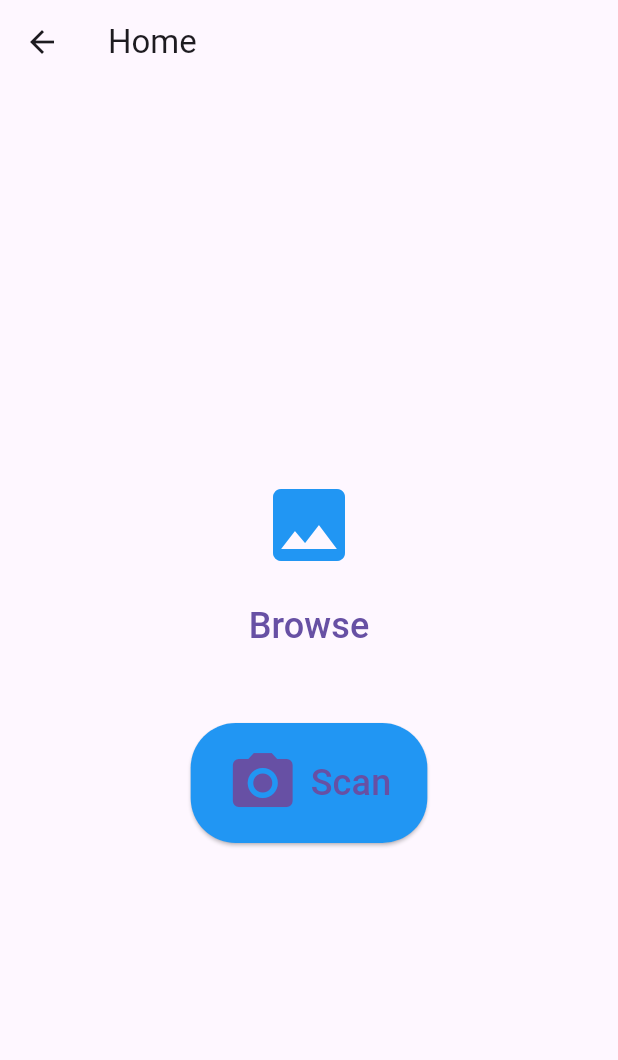
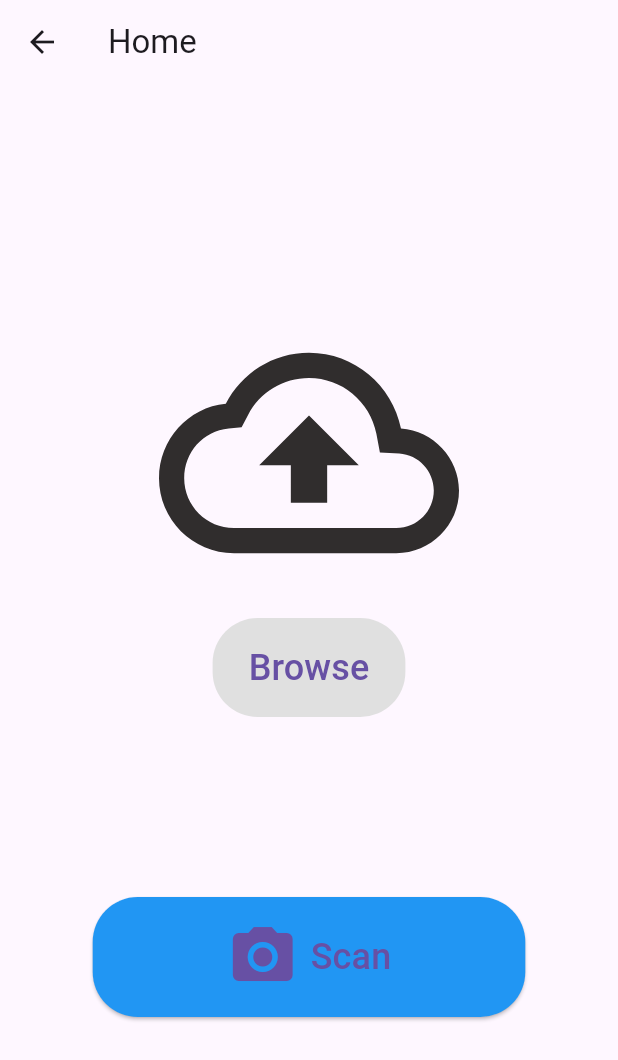
Before and after one commit to johnobodai/alu-mobile_application, a Flutter app: the HomeScreen screen opened by its route, on a phone screen of 412 x 824 dp. Shown: the top 1060 px of the screen. Run offline on Flutter 3.47's test engine with Material 3 defaults, Android fonts, the phone set to English and light mode, and no system bars.

Commit message:
Style Scan and browse Buttons and icons

```diff
--- a/insight_lens/lib/home_screen.dart
+++ b/insight_lens/lib/home_screen.dart
@@ -18,15 +18,25 @@ class HomeScreen extends StatelessWidget {
               mainAxisAlignment: MainAxisAlignment.center,
               children: [
                 const Icon(
-                  Icons.image,
-                  size: 64, // Increased icon size
-                  color: Colors.blue, // Icon color
+                  Icons.cloud_upload_outlined,
+                  size: 200, // Decreased icon size
+                  color: Color.fromARGB(255, 48, 45, 45), // Icon color
                 ),
                 const SizedBox(height: 10), // Spacer
                 TextButton(
                   onPressed: () {
                     // Placeholder for browse action
                   },
+                  style: TextButton.styleFrom(
+                    backgroundColor:
+                        Colors.grey[300], // Grey background for Browse button
+                    padding: const EdgeInsets.symmetric(
+                        vertical: 16, horizontal: 24), // Adjust button padding
+                    shape: RoundedRectangleBorder(
+                      borderRadius:
+                          BorderRadius.circular(30.0), // Rounded shape
+                    ),
+                  ),
                   child: const Text(
                     'Browse',
                     style: TextStyle(fontSize: 24), // Increased text size
@@ -34,8 +44,11 @@ class HomeScreen extends StatelessWidget {
                 ),
               ],
             ),
-            const SizedBox(height: 40), // Space between buttons
-            ElevatedButton.icon(
+            const SizedBox(height: 120), // Space between buttons
+            SizedBox(
+              width: MediaQuery.of(context).size.width *
+                  0.7, // Scan button spans 70% of the width
+              child: ElevatedButton.icon(
                 onPressed: () {
                   // Placeholder for scan action
                 },
@@ -57,6 +70,7 @@ class HomeScreen extends StatelessWidget {
                   ),
                 ),
               ),
+            ),
           ],
         ),
       ),
```
Lines whose indentation alone changed are shown as unchanged.
